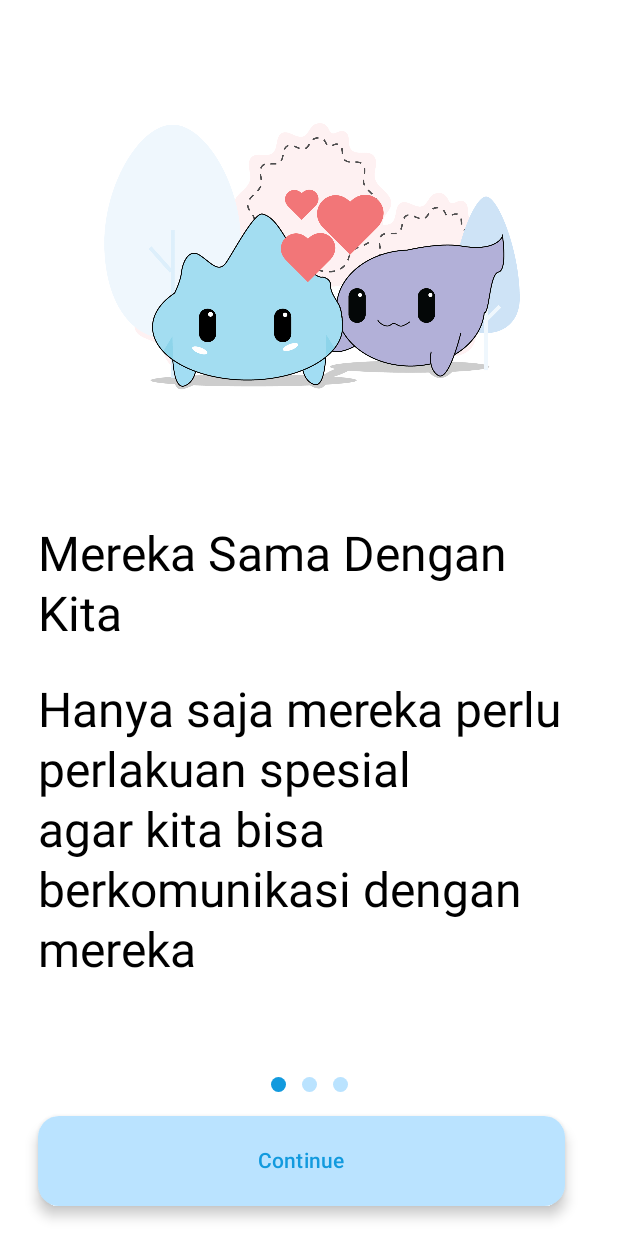
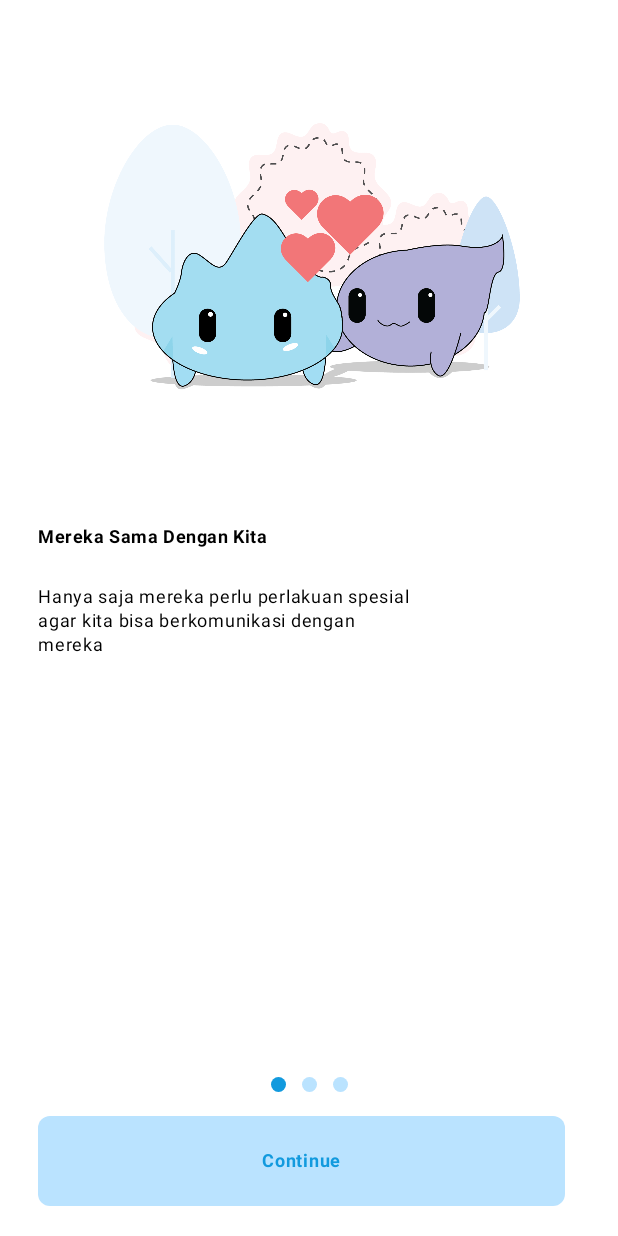
Before and after one commit to rakaagus/NewDifaApp, an Android app built with Jetpack Compose: the @Preview function onBoardingPrev, on a phone screen of 412 x 824 dp. Run offline under Robolectric (Android 15) with nearby library versions, the phone set to English and light mode, and no system bars; our stand-ins replace accompanist.

Commit message:
[Refactor] Change Configuration to Material Design App

```diff
--- a/app/src/main/java/com/artforyou/difa/presentation/screen/onboarding/OnboardingScreen.kt
+++ b/app/src/main/java/com/artforyou/difa/presentation/screen/onboarding/OnboardingScreen.kt
@@ -13,11 +13,9 @@ import androidx.compose.foundation.layout.height
 import androidx.compose.foundation.layout.padding
 import androidx.compose.foundation.layout.size
 import androidx.compose.foundation.shape.RoundedCornerShape
-import androidx.compose.material3.ButtonDefaults
 import androidx.compose.material3.MaterialTheme
 import androidx.compose.material3.Scaffold
 import androidx.compose.material3.Text
-import androidx.compose.material3.TextButton
 import androidx.compose.runtime.Composable
 import androidx.compose.runtime.LaunchedEffect
 import androidx.compose.ui.Alignment
@@ -26,9 +24,12 @@ import androidx.compose.ui.draw.clip
 import androidx.compose.ui.graphics.Color
 import androidx.compose.ui.res.painterResource
 import androidx.compose.ui.res.stringResource
+import androidx.compose.ui.text.font.FontWeight
 import androidx.compose.ui.text.style.TextAlign
 import androidx.compose.ui.tooling.preview.Preview
 import androidx.compose.ui.unit.dp
+import androidx.compose.ui.unit.sp
+import com.artforyou.difa.presentation.screen.onboarding.component.OnBoardingTextButton
 import com.artforyou.difa.ui.theme.activeTextBlue
 import com.artforyou.difa.ui.theme.blueLight
 import com.artforyou.difa.utils.enum.OnboardingPage
@@ -93,24 +94,10 @@ fun OnBoardingContent(
             PagerScreen(onboardingPage = onBoardingList[position])
         }
         PagerIndicator(pagerState = pagerState)
-        TextButton(
-            colors = ButtonDefaults.buttonColors(containerColor = blueLight),
-            shape = RoundedCornerShape(14.dp),
-            elevation = ButtonDefaults.elevatedButtonElevation(defaultElevation = 5.dp),
-            modifier = Modifier
-                .padding(bottom = 20.dp)
-                .fillMaxWidth()
-                .height(60.dp)
-                .padding(start = 25.dp, end = 35.dp),
-            onClick = moveToGetStarted
-        ) {
-            Text(
-                text = "Continue",
-                style = MaterialTheme.typography.labelLarge,
-                color = activeTextBlue,
-                textAlign = TextAlign.Start,
-            )
-        }
+        OnBoardingTextButton(
+            title = "Continue",
+            moveTo = moveToGetStarted
+        )
     }
 }
 
@@ -132,18 +119,22 @@ fun PagerScreen(
         )
         Text(
             text = stringResource(id = onboardingPage.title),
-            style = MaterialTheme.typography.headlineLarge,
+            style = MaterialTheme.typography.bodySmall.copy(
+                fontWeight = FontWeight.Bold
+            ),
             color = Color.Black,
             textAlign = TextAlign.Start,
-            modifier = Modifier.padding(start = 25.dp, end = 35.dp)
+            modifier = Modifier.fillMaxWidth().padding(start = 25.dp, end = 35.dp)
         )
         Spacer(modifier = Modifier.height(24.dp))
         Text(
             text = stringResource(id = onboardingPage.description),
-            style = MaterialTheme.typography.headlineLarge,
+            style = MaterialTheme.typography.labelMedium.copy(
+                fontWeight = FontWeight.Normal
+            ),
             color = Color.Black,
             textAlign = TextAlign.Start,
-            modifier = Modifier.padding(start = 25.dp, end = 35.dp)
+            modifier = Modifier.fillMaxWidth().padding(start = 25.dp, end = 35.dp)
         )
     }
 }
@@ -170,7 +161,7 @@ fun PagerIndicator(
     }
 }
 
-@Preview(showSystemUi = true)
+@Preview(showSystemUi = true, showBackground = true)
 @Composable
 fun onBoardingPrev(){
     OnBoardingScreen(
--- /dev/null
+++ b/app/src/main/java/com/artforyou/difa/presentation/screen/onboarding/component/GlobalButton.kt
@@ -0,0 +1,44 @@
+package com.artforyou.difa.presentation.screen.onboarding.component
+
+import androidx.compose.foundation.layout.fillMaxWidth
+import androidx.compose.foundation.layout.height
+import androidx.compose.foundation.layout.padding
+import androidx.compose.material3.ButtonDefaults
+import androidx.compose.material3.MaterialTheme
+import androidx.compose.material3.Text
+import androidx.compose.material3.TextButton
+import androidx.compose.runtime.Composable
+import androidx.compose.ui.Modifier
+import androidx.compose.ui.text.font.FontWeight
+import androidx.compose.ui.text.style.TextAlign
+import androidx.compose.ui.unit.dp
+import com.artforyou.difa.ui.theme.activeTextBlue
+import com.artforyou.difa.ui.theme.blueLight
+
+@Composable
+fun OnBoardingTextButton(
+    title: String,
+    modifier: Modifier = Modifier,
+    moveTo: () -> Unit
+) {
+    TextButton(
+        colors = ButtonDefaults.buttonColors(containerColor = blueLight),
+        shape = MaterialTheme.shapes.small,
+        elevation = ButtonDefaults.elevatedButtonElevation(defaultElevation = 0.dp),
+        modifier = modifier
+            .padding(bottom = 20.dp)
+            .fillMaxWidth()
+            .height(60.dp)
+            .padding(start = 25.dp, end = 35.dp),
+        onClick = moveTo
+    ) {
+        Text(
+            text = title,
+            style = MaterialTheme.typography.labelMedium.copy(
+                fontWeight = FontWeight.Bold
+            ),
+            color = activeTextBlue,
+            textAlign = TextAlign.Start,
+        )
+    }
+}
--- a/app/src/main/res/values/strings.xml
+++ b/app/src/main/res/values/strings.xml
@@ -7,4 +7,5 @@
     <string name="onboard_page1_desc">Hanya saja mereka perlu perlakuan spesial \nagar kita bisa berkomunikasi dengan \nmereka</string>
     <string name="onboard_page2_desc">Dengan bahasa isyarat kita bisa \nberkomunikasi dengan mereka, SIBI &amp; \nBISINDO</string>
     <string name="onboard_page3_desc">Difa hadir sebagai aplikasi deteksi gerakan \ntangan bahasa isyarat yang dirancang \nkhusus untuk anak-anak agar mereka bisa \nberkomunkasi dengan mereka kaum \ndifabel sebayanya</string>
+    <string name="get_started_title">Mulai Berkomunikasi Teman \nDifamu</string>
 </resources>
```
Also changed, not shown: app/src/main/java/com/artforyou/difa/presentation/navigation/NavigationBuilder.kt (+17 -15 lines), app/src/main/java/com/artforyou/difa/presentation/screen/onboarding/GetStartedScreen.kt (+58 -2 lines), app/src/main/java/com/artforyou/difa/presentation/screen/splashscreen/SplashScreen.kt (+5 -4 lines).
